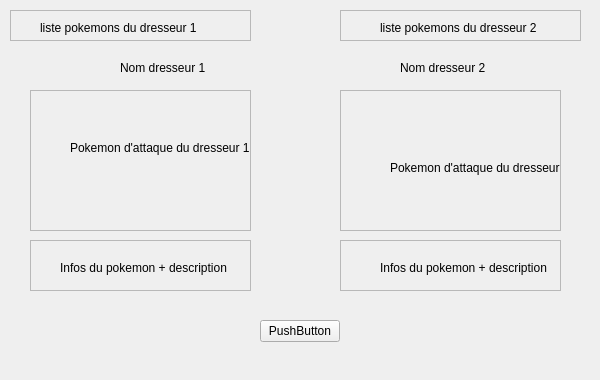
Before: the Qt Designer form attackwidget.ui in s1nyx/TP-Pokemon, drawn with Qt 5.
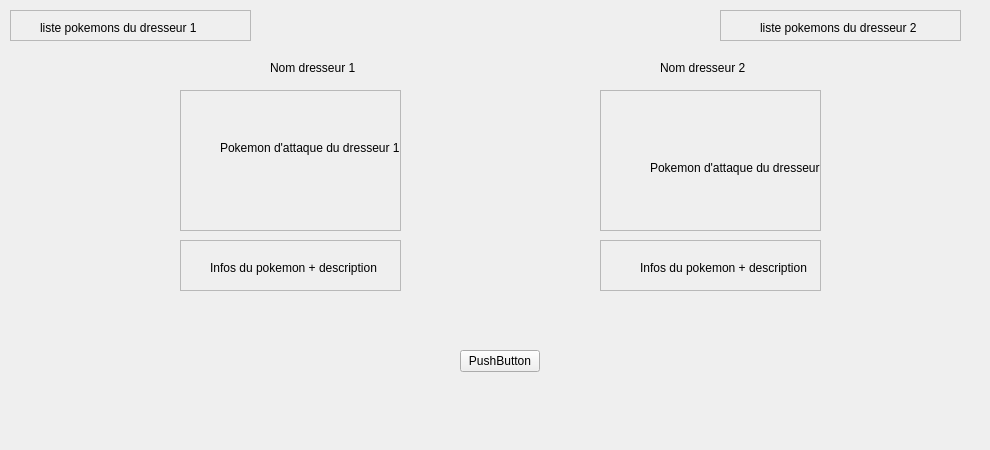
After: the same form once the commit is applied.

```diff
--- a/attackwidget.ui
+++ b/attackwidget.ui
@@ -6,8 +6,8 @@
    <rect>
     <x>0</x>
     <y>0</y>
-    <width>600</width>
-    <height>380</height>
+    <width>990</width>
+    <height>450</height>
    </rect>
   </property>
   <property name="windowTitle">
@@ -16,8 +16,8 @@
   <widget class="QPushButton" name="pushButton">
    <property name="geometry">
     <rect>
-     <x>260</x>
-     <y>320</y>
+     <x>460</x>
+     <y>350</y>
      <width>80</width>
      <height>22</height>
     </rect>
@@ -58,7 +58,7 @@
   <widget class="QFrame" name="frame_2">
    <property name="geometry">
     <rect>
-     <x>340</x>
+     <x>720</x>
      <y>10</y>
      <width>241</width>
      <height>31</height>
@@ -87,7 +87,7 @@
   <widget class="QFrame" name="frame_3">
    <property name="geometry">
     <rect>
-     <x>30</x>
+     <x>180</x>
      <y>90</y>
      <width>221</width>
      <height>141</height>
@@ -116,7 +116,7 @@
   <widget class="QFrame" name="frame_4">
    <property name="geometry">
     <rect>
-     <x>340</x>
+     <x>600</x>
      <y>90</y>
      <width>221</width>
      <height>141</height>
@@ -145,7 +145,7 @@
   <widget class="QFrame" name="frame_5">
    <property name="geometry">
     <rect>
-     <x>30</x>
+     <x>180</x>
      <y>240</y>
      <width>221</width>
      <height>51</height>
@@ -174,7 +174,7 @@
   <widget class="QFrame" name="frame_6">
    <property name="geometry">
     <rect>
-     <x>340</x>
+     <x>600</x>
      <y>240</y>
      <width>221</width>
      <height>51</height>
@@ -203,7 +203,7 @@
   <widget class="QLabel" name="label_7">
    <property name="geometry">
     <rect>
-     <x>120</x>
+     <x>270</x>
      <y>60</y>
      <width>91</width>
      <height>16</height>
@@ -216,7 +216,7 @@
   <widget class="QLabel" name="label_8">
    <property name="geometry">
     <rect>
-     <x>400</x>
+     <x>660</x>
      <y>60</y>
      <width>91</width>
      <height>16</height>
```
